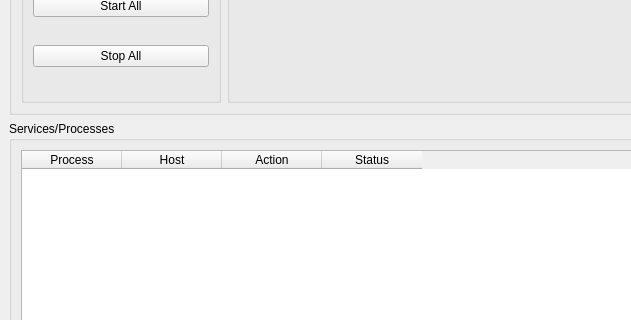
The window that ESO50CM/StartupPanel/src/Ui_StartupPanelBase.ui (tzuchiangshen/eso50cm) describes before a commit, drawn with Qt 5; both pictures show x 0 to 631 and y 94 to 414 of the 821 by 835 pixel window.
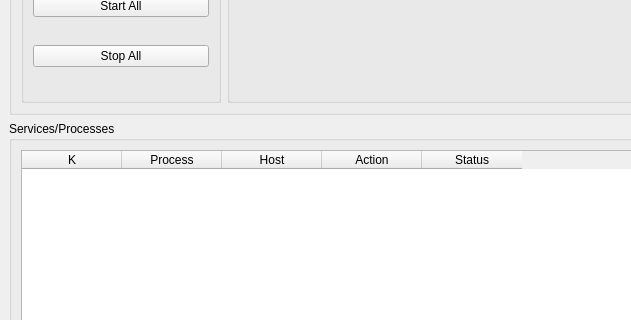
The same window after the commit.

The edit to the form file:
```diff
--- a/ESO50CM/StartupPanel/src/Ui_StartupPanelBase.ui
+++ b/ESO50CM/StartupPanel/src/Ui_StartupPanelBase.ui
@@ -90,6 +90,11 @@
          <property name="editTriggers">
           <set>QAbstractItemView::NoEditTriggers</set>
          </property>
+         <column>
+          <property name="text">
+           <string>K</string>
+          </property>
+         </column>
          <column>
           <property name="text">
            <string>Process</string>
```
Left out of the diff: 2 changed lines with no effect on the pictures.
